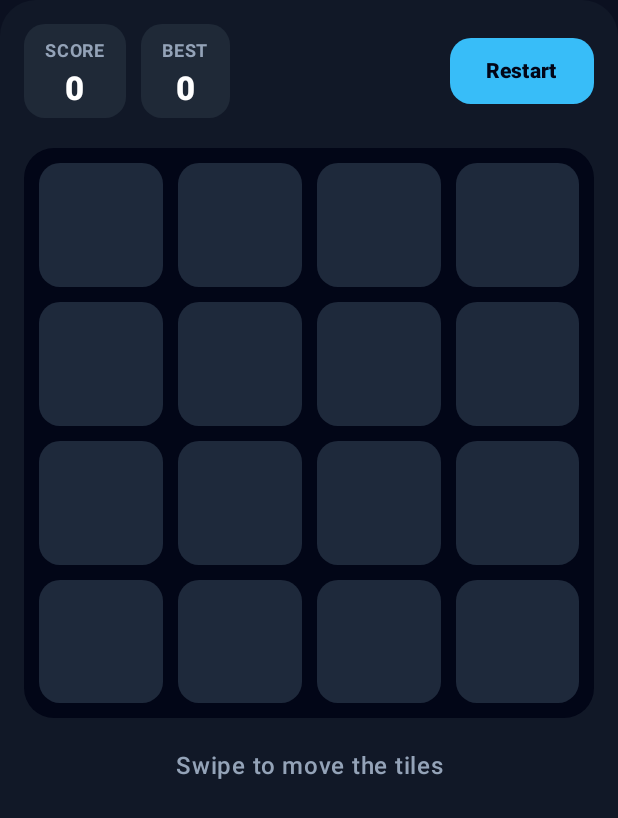
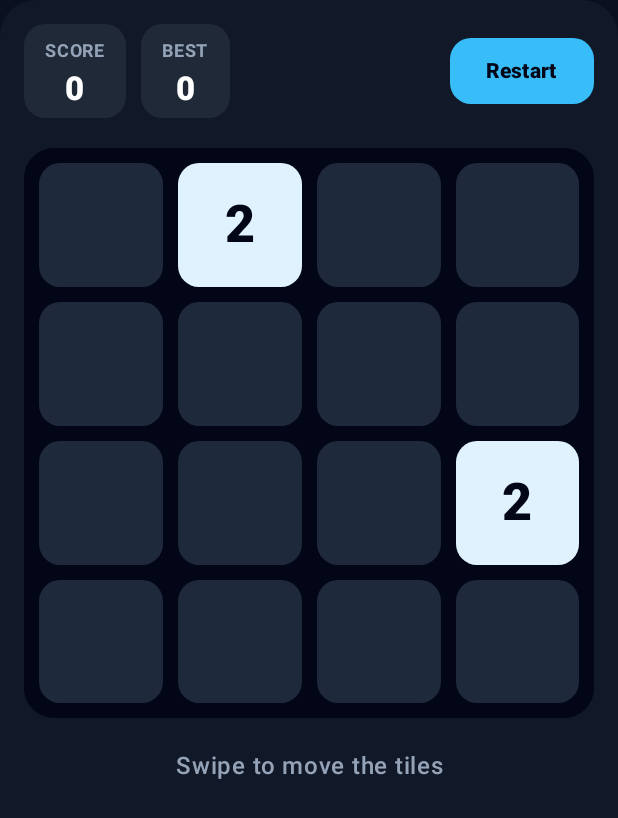
Before and after one commit to inceselim/MiniGamesWorld-android, an Android app built with Jetpack Compose: the composable Game2048Screen shown on its own in the app's theme, on a phone screen of 412 x 824 dp. Shown: the top 818 px of the screen. Run offline under Robolectric (Android 15) with nearby library versions, the phone set to English and light mode, and no system bars; our stand-ins replace Dagger/Hilt's generated code; 4 statements that could not run were skipped.

Commit message:
2048: baslangic taslarinin gelmemesini duzelt
emptyCells icinde buildList'in kendi 'size' ozelligi motorun 'size' degerini
golgeliyordu; bos hucre hic bulunmadigi icin tas eklenmiyordu.

Co-Authored-By: Claude Opus 5.5 <noreply@anthropic.com>
Claude-Session: https://claude.ai/code/session_01EsDLqJEiAonHk5XG9wcZ3L

```diff
--- a/app/src/main/java/com/eomer91/minigamesworld/ui/games/game2048/Game2048Engine.kt
+++ b/app/src/main/java/com/eomer91/minigamesworld/ui/games/game2048/Game2048Engine.kt
@@ -17,8 +17,11 @@ class Game2048Engine(
 
     fun initialBoard(): Board = (1..INITIAL_TILES).fold(emptyBoard()) { board, _ -> addRandomTile(board) }
 
-    fun emptyCells(board: Board): List<Pair<Int, Int>> = buildList {
-        for (r in 0 until size) for (c in 0 until size) if (board[r][c] == 0) add(r to c)
+    fun emptyCells(board: Board): List<Pair<Int, Int>> {
+        // Not: buildList { } icinde "size" listenin kendi boyutunu (0) gosterir; bu yuzden disarida tutuyoruz.
+        val cells = mutableListOf<Pair<Int, Int>>()
+        for (r in 0 until size) for (c in 0 until size) if (board[r][c] == 0) cells += r to c
+        return cells
     }
 
     fun addRandomTile(board: Board): Board {
```
